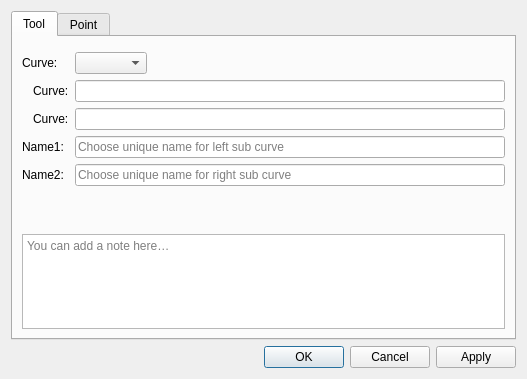
The window that src/libs/vtools/dialogs/tools/dialogcutspline.ui (equinox-patterns/Ostara) describes before a commit, drawn with Qt 5.
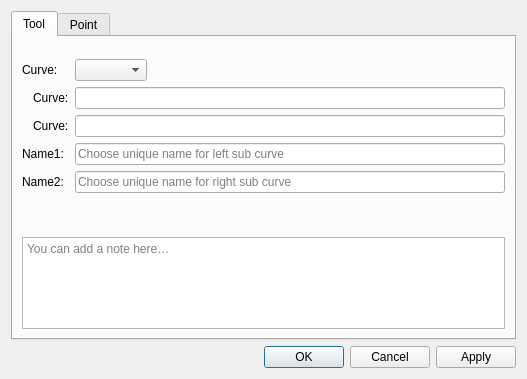
The same window after the commit. Icons and pictures are not drawn.

Commit message: Improve formula fields and tool dialogs

What changed in the file:
```diff
--- a/src/libs/vtools/dialogs/tools/dialogcutspline.ui
+++ b/src/libs/vtools/dialogs/tools/dialogcutspline.ui
@@ -31,6 +31,32 @@
        <item>
         <widget class="QWidget" name="formulaPlaceholder" native="true"/>
        </item>
+       <item>
+        <layout class="QHBoxLayout" name="formulaSeparatorLayout">
+         <property name="leftMargin">
+          <number>33</number>
+         </property>
+         <property name="rightMargin">
+          <number>33</number>
+         </property>
+         <item>
+          <widget class="QFrame" name="formulaSeparator">
+           <property name="minimumSize">
+            <size>
+             <width>0</width>
+             <height>1</height>
+            </size>
+           </property>
+           <property name="maximumSize">
+            <size>
+             <width>16777215</width>
+             <height>1</height>
+            </size>
+           </property>
+          </widget>
+         </item>
+        </layout>
+       </item>
        <item>
         <layout class="QFormLayout" name="formLayout">
          <property name="fieldGrowthPolicy">
```
The commit also changes 26 other files.
